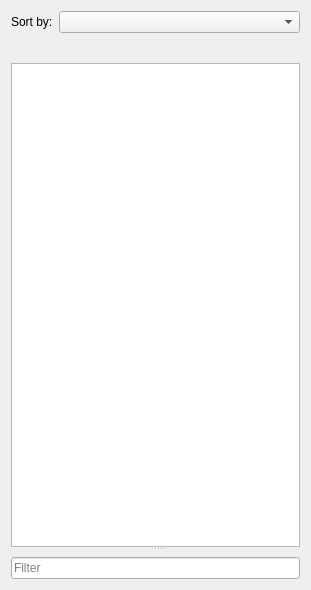
Qt form src/widgets/ui/dockbase.ui (KDE/ring-kde) before a commit.
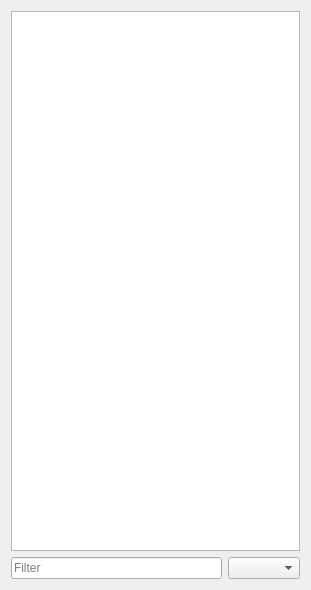
The same form after that commit. Custom widgets are drawn as their Qt base class.

What changed in the file:
```diff
--- a/src/widgets/ui/dockbase.ui
+++ b/src/widgets/ui/dockbase.ui
@@ -14,35 +14,7 @@
    <string>Dock</string>
   </property>
   <layout class="QGridLayout" name="gridLayout">
-   <item row="0" column="0">
-    <widget class="QLabel" name="m_pSortByL">
-     <property name="sizePolicy">
-      <sizepolicy hsizetype="Minimum" vsizetype="Preferred">
-       <horstretch>0</horstretch>
-       <verstretch>0</verstretch>
-      </sizepolicy>
-     </property>
-     <property name="text">
-      <string>Sort by:</string>
-     </property>
-    </widget>
-   </item>
-   <item row="0" column="1">
-    <widget class="QComboBox" name="m_pSortByCBB">
-     <property name="sizePolicy">
-      <sizepolicy hsizetype="Expanding" vsizetype="Fixed">
-       <horstretch>0</horstretch>
-       <verstretch>0</verstretch>
-      </sizepolicy>
-     </property>
-    </widget>
-   </item>
-   <item row="1" column="0" colspan="2">
-    <widget class="QWidget" name="m_pTopWidget" native="true">
-     <layout class="QVBoxLayout" name="verticalLayout_2"/>
-    </widget>
-   </item>
-   <item row="2" column="0" colspan="2">
+   <item row="0" column="0" colspan="2">
     <widget class="QSplitter" name="splitter">
      <property name="orientation">
       <enum>Qt::Vertical</enum>
@@ -73,18 +45,9 @@
        <bool>true</bool>
       </attribute>
      </widget>
-     <widget class="QWidget" name="m_pBottomWidget" native="true">
-      <property name="sizePolicy">
-       <sizepolicy hsizetype="Minimum" vsizetype="Minimum">
-        <horstretch>0</horstretch>
-        <verstretch>0</verstretch>
-       </sizepolicy>
-      </property>
-      <layout class="QVBoxLayout" name="verticalLayout_3"/>
-     </widget>
     </widget>
    </item>
-   <item row="3" column="0" colspan="2">
+   <item row="1" column="0">
     <widget class="FilterLineEdit" name="m_pFilterLE">
      <property name="placeholderText">
       <string>Filter</string>
@@ -94,18 +57,33 @@
      </property>
     </widget>
    </item>
+   <item row="1" column="1">
+    <widget class="AutoComboBox" name="m_pSortByCBB">
+     <property name="sizePolicy">
+      <sizepolicy hsizetype="Minimum" vsizetype="Fixed">
+       <horstretch>0</horstretch>
+       <verstretch>0</verstretch>
+      </sizepolicy>
+     </property>
+    </widget>
+   </item>
   </layout>
  </widget>
  <customwidgets>
+  <customwidget>
+   <class>CategorizedTreeView</class>
+   <extends>QTreeView</extends>
+   <header location="global">widgets/categorizedtreeview.h</header>
+  </customwidget>
   <customwidget>
    <class>FilterLineEdit</class>
    <extends>QLineEdit</extends>
    <header>widgets/filterlineedit.h</header>
   </customwidget>
   <customwidget>
-   <class>CategorizedTreeView</class>
-   <extends>QTreeView</extends>
-   <header>widgets/categorizedtreeview.h</header>
+   <class>AutoComboBox</class>
+   <extends>QComboBox</extends>
+   <header>widgets/autocombobox.h</header>
   </customwidget>
  </customwidgets>
  <resources/>
```
